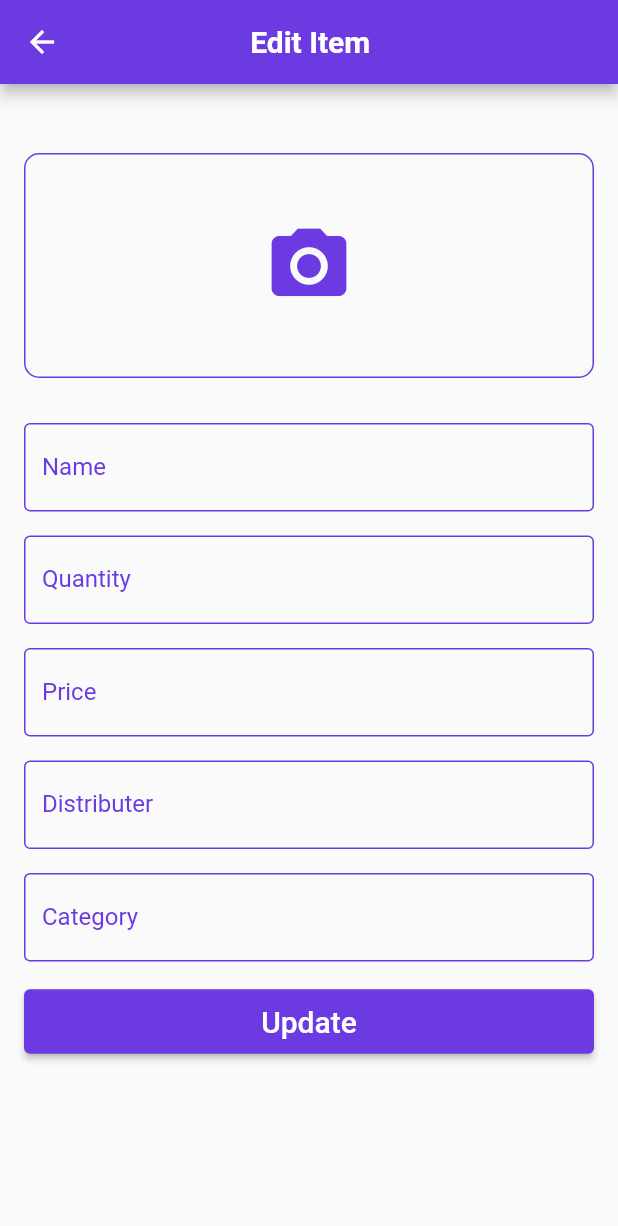
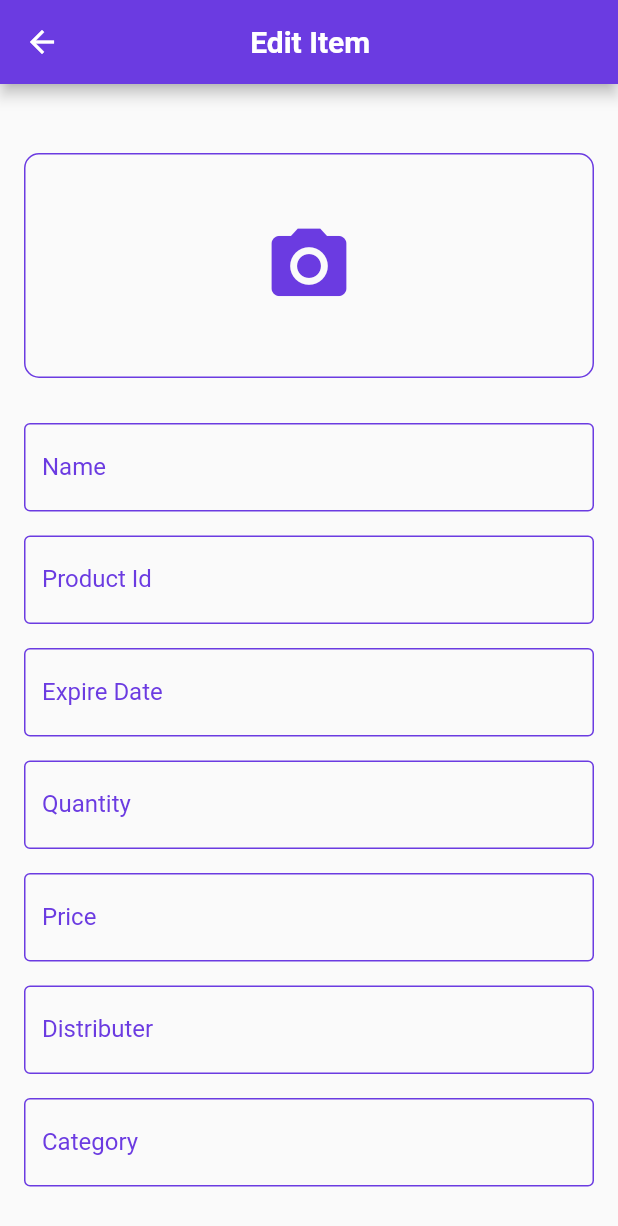
Before and after one commit to tezena/Inventroy_management, a Flutter app: the EditScreen screen opened directly with empty values, on a phone screen of 412 x 824 dp. Shown: the top 1226 px of the screen. Run offline on Flutter 3.47's test engine with Material 2 defaults, Android fonts, the phone set to English and light mode, and no system bars; our stand-ins replace carousel_slider, charts_flutter, cloud_firestore, firebase_auth, firebase_core, firebase_storage and 3 more; accounts and stored records are empty.

Commit message:
edit page

```diff
--- a/lib/EditScreen.dart
+++ b/lib/EditScreen.dart
@@ -1,30 +1,13 @@
 import 'package:flutter/material.dart';
 import 'package:image_picker/image_picker.dart';
 import 'dart:io';
-
-class Product {
-  String name;
-  int quantity;
-  double price;
-  String distributor;
-  String category;
-  String imageUrl;
-  String pid;
-
-  Product({
-    required this.name,
-    required this.quantity,
-    required this.price,
-    required this.distributor,
-    required this.category,
-    required this.imageUrl,
-    required this.pid
-  });
-}
+import "package:inventory/models/products.dart";
+import "package:inventory/Services/database.dart";
+import 'package:firebase_storage/firebase_storage.dart';
 
 class EditScreen extends StatefulWidget {
   final String pid;
-   EditScreen(this.pid,{super.key});
+  EditScreen(this.pid, {super.key});
   @override
   _EditScreenState createState() => _EditScreenState();
 }
@@ -36,7 +19,10 @@ class _EditScreenState extends State<EditScreen> {
   final _priceController = TextEditingController();
   final _distributorController = TextEditingController();
   final _categoryController = TextEditingController();
+  final _pidController = TextEditingController();
+  final _expiredateController = TextEditingController();
   late File _pickedImage; // Use File for selected image
+  final FirestoreService _firestoreService = FirestoreService();
 
   late ImagePicker _imagePicker;
 
@@ -129,6 +115,48 @@ class _EditScreenState extends State<EditScreen> {
               ),
               SizedBox(height: 16.0),
               TextFormField(
+                controller: _pidController,
+                cursorColor: Color.fromRGBO(107, 59, 225, 1),
+                decoration: const InputDecoration(
+                    labelText: "Product Id",
+                    labelStyle:
+                        TextStyle(color: Color.fromRGBO(107, 59, 225, 1)),
+                    focusedBorder: OutlineInputBorder(
+                        borderSide:
+                            BorderSide(color: Color.fromRGBO(107, 59, 225, 1))),
+                    enabledBorder: OutlineInputBorder(
+                        borderSide: BorderSide(
+                            color: Color.fromRGBO(107, 59, 225, 1)))),
+                validator: (value) {
+                  if (value == null || value.isEmpty) {
+                    return 'Please enter product Id';
+                  }
+                  return null;
+                },
+              ),
+              SizedBox(height: 16.0),
+              TextFormField(
+                controller: _expiredateController,
+                cursorColor: Color.fromRGBO(107, 59, 225, 1),
+                decoration: const InputDecoration(
+                    labelText: "Expire Date",
+                    labelStyle:
+                        TextStyle(color: Color.fromRGBO(107, 59, 225, 1)),
+                    focusedBorder: OutlineInputBorder(
+                        borderSide:
+                            BorderSide(color: Color.fromRGBO(107, 59, 225, 1))),
+                    enabledBorder: OutlineInputBorder(
+                        borderSide: BorderSide(
+                            color: Color.fromRGBO(107, 59, 225, 1)))),
+                validator: (value) {
+                  if (value == null || value.isEmpty) {
+                    return 'Please enter expire date';
+                  }
+                  return null;
+                },
+              ),
+              SizedBox(height: 16.0),
+              TextFormField(
                 controller: _quantityController,
                 decoration: const InputDecoration(
                     labelText: "Quantity",
@@ -211,20 +239,51 @@ class _EditScreenState extends State<EditScreen> {
               ),
               SizedBox(height: 16.0),
               ElevatedButton(
-                onPressed: () {
+                onPressed: () async {
                   if (_formKey.currentState!.validate()) {
-                    Product newProduct = Product(
-                      name: _nameController.text,
-                      quantity: int.parse(_quantityController.text),
-                      price: double.parse(_priceController.text),
-                      distributor: _distributorController.text,
-                      category: _categoryController.text,
-                      imageUrl: _pickedImage.path,
-                      pid: "ertyu"// Use _pickedImage path
-                    );
+                    Map<String, dynamic> updatedProductData = {
+                      'name': _nameController.text,
+                      'quantity': int.parse(_quantityController.text),
+                      'price': double.parse(_priceController.text),
+                      'distributor': _distributorController.text,
+                      'category': _categoryController.text,
+                      'expiredate': _expiredateController.text,
+                      'pid': _pidController.text,
+                    };
 
-                    // TODO: Add the product to your inventory or database
-                    // You can replace the TODO with your own logic.
+                    // Upload the new image if selected
+                    if (_pickedImage.path.isNotEmpty) {
+                      final String fileName =
+                          DateTime.now().millisecondsSinceEpoch.toString();
+                      final Reference storageReference = FirebaseStorage
+                          .instance
+                          .ref()
+                          .child('product_images/$fileName.jpg');
+                      final UploadTask uploadTask =
+                          storageReference.putFile(_pickedImage);
+
+                      TaskSnapshot taskSnapshot = await uploadTask;
+                      String imageUrl = await taskSnapshot.ref.getDownloadURL();
+                      updatedProductData['imageUrl'] =
+                          imageUrl; // Update the image URL
+                    }
+
+                    try {
+                      await _firestoreService.updateProduct(
+                          widget.pid, updatedProductData);
+                      ScaffoldMessenger.of(context).showSnackBar(
+                        SnackBar(
+                          content: Text('Product updated successfully'),
+                        ),
+                      );
+                    } catch (error) {
+                      print('Error updating product: $error');
+                      ScaffoldMessenger.of(context).showSnackBar(
+                        SnackBar(
+                          content: Text('Error updating product'),
+                        ),
+                      );
+                    }
 
                     _nameController.clear();
                     _quantityController.clear();
@@ -234,17 +293,12 @@ class _EditScreenState extends State<EditScreen> {
                     setState(() {
                       _pickedImage = File(''); // Clear the picked image
                     });
-
-                    ScaffoldMessenger.of(context).showSnackBar(
-                      SnackBar(
-                        content: Text('Product added successfully'),
-                      ),
-                    );
                   }
                 },
                 style: ButtonStyle(
                   backgroundColor: MaterialStateProperty.all<Color>(
-                      Color.fromRGBO(107, 59, 225, 1)),
+                    Color.fromRGBO(107, 59, 225, 1),
+                  ),
                 ),
                 child: Padding(
                   padding: const EdgeInsets.all(10.0),
```
Also changed, not shown: lib/Services/database.dart (+38 -22 lines).
